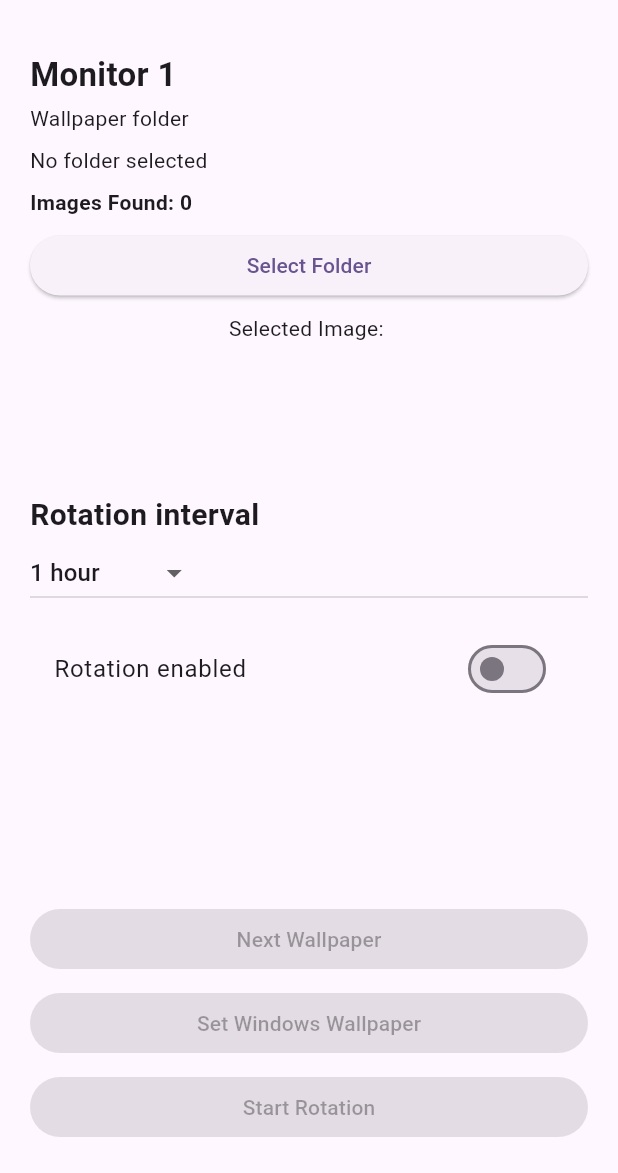
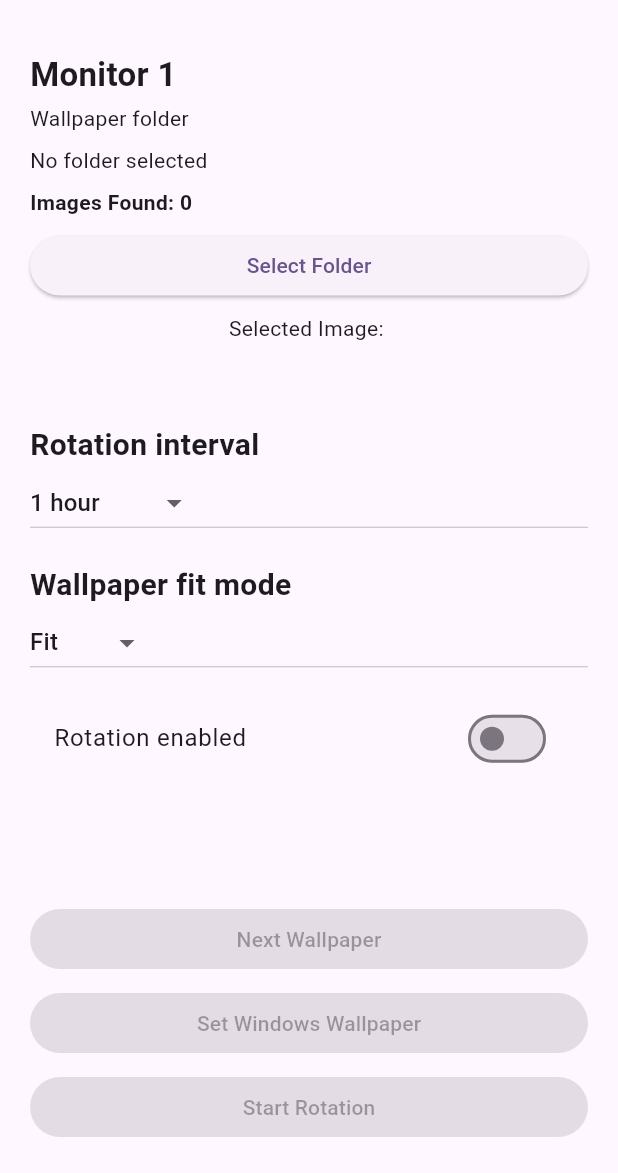
Before and after one commit to OGbilboswagins/wallpaper-rotator, a Flutter app: the screen it shows after launch, on a phone screen of 412 x 824 dp, the part 63-1236 px from its top. Run offline on Flutter 3.47's test engine with Material 3 defaults, Android fonts, the phone set to English and light mode, and no system bars; our stand-ins replace file_picker, shared_preferences; missing offline and left inert: dart:ffi.

Commit message:
Checkpoint before moving project

```diff
--- a/lib/widgets/rotation_settings.dart
+++ b/lib/widgets/rotation_settings.dart
@@ -5,6 +5,8 @@ class RotationSettings extends StatelessWidget {
   final bool rotationEnabled;
   final ValueChanged<String?> onIntervalChanged;
   final ValueChanged<bool> onRotationChanged;
+  final String globalFitMode;
+  final ValueChanged<String?> onFitModeChanged;
 
   const RotationSettings({
     super.key,
@@ -12,6 +14,8 @@ class RotationSettings extends StatelessWidget {
     required this.rotationEnabled,
     required this.onIntervalChanged,
     required this.onRotationChanged,
+    required this.globalFitMode,
+    required this.onFitModeChanged,
   });
 
   @override
@@ -39,6 +43,27 @@ class RotationSettings extends StatelessWidget {
           onChanged: onIntervalChanged,
         ),
 
+        const SizedBox(height: 16),
+
+        const Text(
+          'Wallpaper fit mode',
+          style: TextStyle(
+            fontSize: 20,
+            fontWeight: FontWeight.bold,
+          ),
+        ),
+
+        DropdownButton<String>(
+          value: globalFitMode,
+          items: const [
+            DropdownMenuItem(value: 'Fit', child: Text('Fit')),
+            DropdownMenuItem(value: 'Fill', child: Text('Fill')),
+            DropdownMenuItem(value: 'Stretch', child: Text('Stretch')),
+            DropdownMenuItem(value: 'Center', child: Text('Center')),
+          ],
+          onChanged: onFitModeChanged,
+        ),
+
         const SizedBox(height: 12),
 
         SwitchListTile(
```
Also changed, not shown: lib/main.dart (+11 -0 lines), 1 other file.
